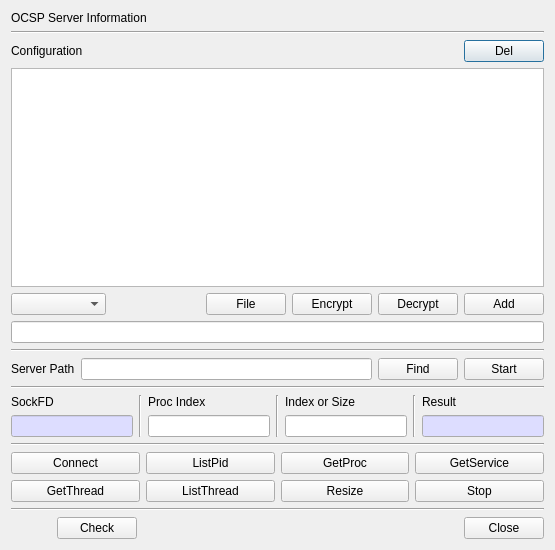
The window that CertMan/pki_srv_dlg.ui (jykim74/CertMan) describes before a commit, drawn with Qt 5.
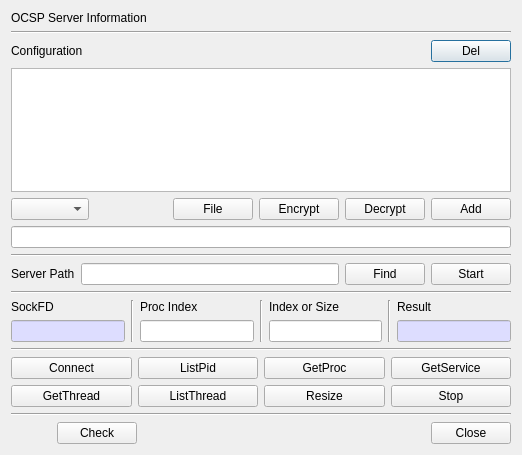
The same window after the commit. Icons and pictures are not drawn.

What changed in the file:
```diff
--- a/CertMan/pki_srv_dlg.ui
+++ b/CertMan/pki_srv_dlg.ui
@@ -6,8 +6,8 @@
    <rect>
     <x>0</x>
     <y>0</y>
-    <width>555</width>
-    <height>550</height>
+    <width>518</width>
+    <height>455</height>
    </rect>
   </property>
   <property name="windowTitle">
@@ -61,6 +61,12 @@
    </item>
    <item>
     <widget class="QTableWidget" name="mConfigTable">
+     <property name="minimumSize">
+      <size>
+       <width>500</width>
+       <height>100</height>
+      </size>
+     </property>
      <property name="contextMenuPolicy">
       <enum>Qt::CustomContextMenu</enum>
      </property>
```
Left out of the diff: 6 changed lines with no effect on the pictures.
